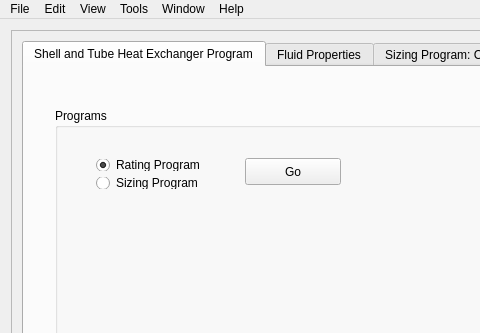
The window that mainwindow.ui (ranjanashish/HeatExchanger-ShellAndTube) describes before a commit, drawn with Qt 5; both pictures show x 0 to 480 and y 0 to 333 of the 1280 by 800 pixel window.
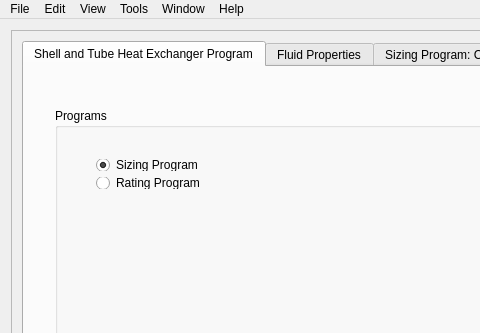
The same window after the commit.

The edit to the form file:
```diff
--- a/mainwindow.ui
+++ b/mainwindow.ui
@@ -97,38 +97,28 @@
                </rect>
               </property>
               <layout class="QVBoxLayout" name="verticalLayout_18">
-               <item>
-                <widget class="QRadioButton" name="radioButton_rating_program">
-                 <property name="text">
-                  <string>Rating Program</string>
-                 </property>
-                 <property name="checked">
-                  <bool>true</bool>
-                 </property>
-                </widget>
-               </item>
                <item>
                 <widget class="QRadioButton" name="radioButton_sizing_program">
                  <property name="text">
                   <string>Sizing Program</string>
                  </property>
+                 <property name="checked">
+                  <bool>true</bool>
+                 </property>
+                </widget>
+               </item>
+               <item>
+                <widget class="QRadioButton" name="radioButton_rating_program">
+                 <property name="text">
+                  <string>Rating Program</string>
+                 </property>
+                 <property name="checked">
+                  <bool>false</bool>
+                 </property>
                 </widget>
                </item>
               </layout>
              </widget>
-             <widget class="QPushButton" name="pushButton_6">
-              <property name="geometry">
-               <rect>
-                <x>190</x>
-                <y>50</y>
-                <width>96</width>
-                <height>27</height>
-               </rect>
-              </property>
-              <property name="text">
-               <string>Go</string>
-              </property>
-             </widget>
             </widget>
            </item>
            <item>
```
Left out of the diff: 40 changed lines with no effect on the pictures.
